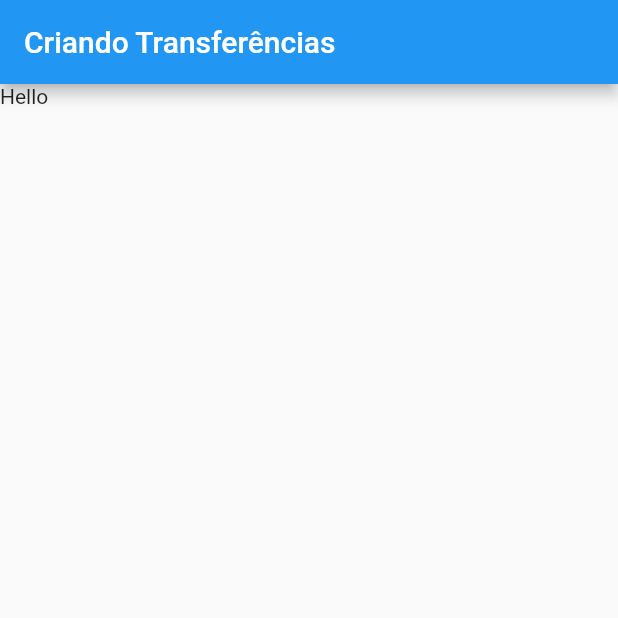
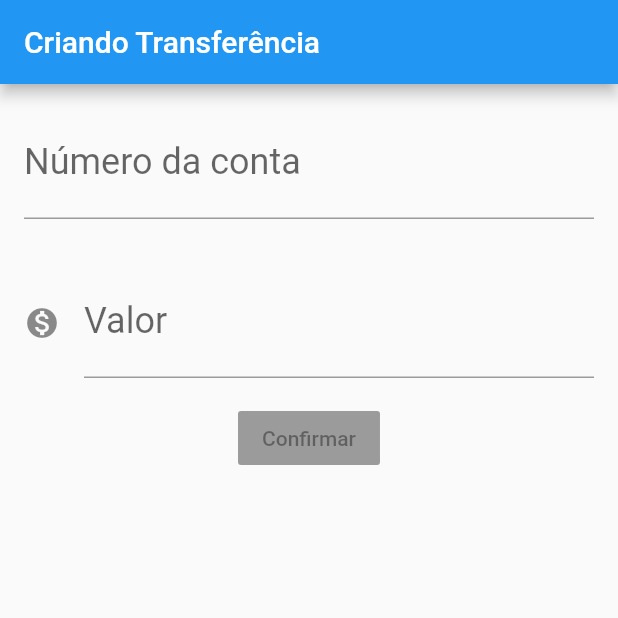
Before and after one commit to jgnogueira/App-Bytebank, a Flutter app: the screen it shows after launch, on a phone screen of 412 x 824 dp, the top half of it. Run offline on Flutter 3.47's test engine with Material 2 defaults, Android fonts, the phone set to English and light mode, and no system bars.

Commit message:
Criando formulário para transferências

```diff
--- a/lib/main.dart
+++ b/lib/main.dart
@@ -17,8 +17,35 @@ class FormularioTransferencia extends StatelessWidget {
   @override
   Widget build(BuildContext context) {
     return Scaffold(
-        appBar: AppBar(title: Text('Criando Transferências')),
-        body: Text('Hello'));
+        appBar: AppBar(title: Text('Criando Transferência')),
+        body: Column(
+          children: [
+            Padding(
+              padding: const EdgeInsets.all(16.0),
+              child: TextField(
+                style: TextStyle(fontSize: 24.0),
+                decoration: InputDecoration(
+                    labelText: 'Número da conta', hintText: '0000'),
+                keyboardType: TextInputType.number,
+              ),
+            ),
+            Padding(
+              padding: const EdgeInsets.all(16.0),
+              child: TextField(
+                style: TextStyle(fontSize: 24.0),
+                decoration: InputDecoration(
+                    icon: Icon(Icons.monetization_on),
+                    labelText: 'Valor',
+                    hintText: '0.00'),
+                keyboardType: TextInputType.number,
+              ),
+            ),
+            RaisedButton(
+              onPressed: null,
+              child: Text('Confirmar'),
+            )
+          ],
+        ));
   }
 }
 
```
